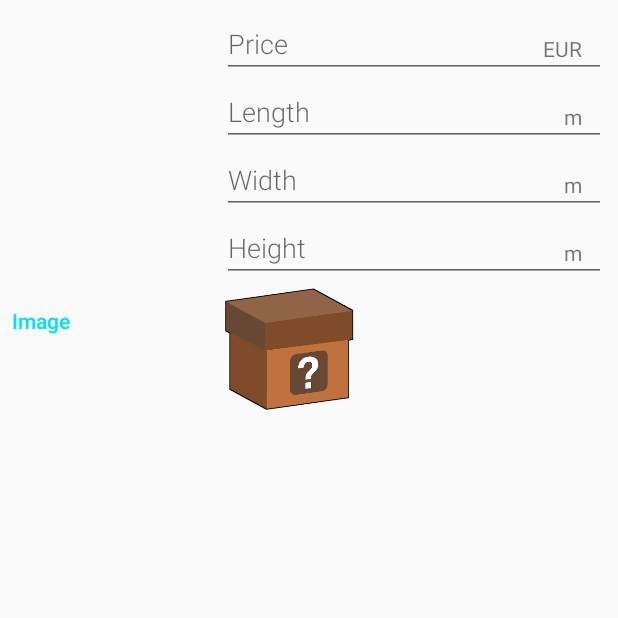
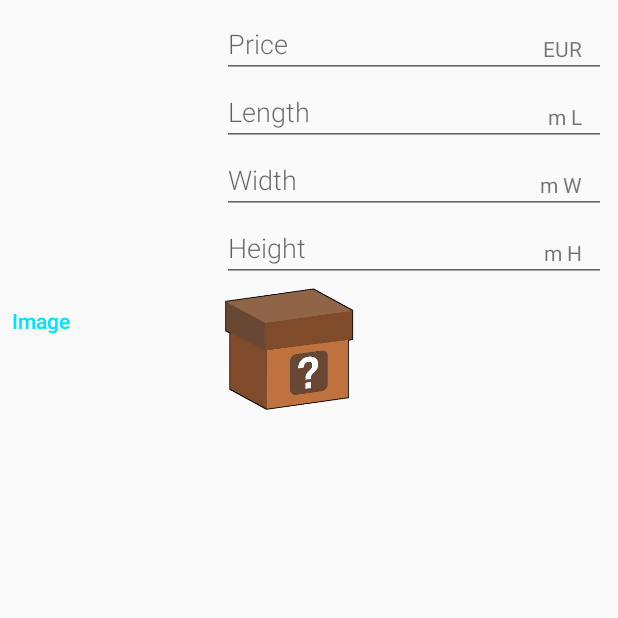
Before and after one commit to ottocruyt/Pernumerator, an Android app: the EditorActivity screen opened directly, with no data from a screen before it, on a phone screen of 412 x 824 dp, the part 362-980 px from its top. Run offline under Robolectric (Android 15) with nearby library versions, the light colour scheme and no system bars; libraries missing offline, so code that uses them is left out: pl.aprilapps.easyphotopicker.

Commit message:
added LWH to units to avoid confusin

```diff
--- a/Pernumerator/app/src/main/java/be/android/pernumerator/CatalogActivity.java
+++ b/Pernumerator/app/src/main/java/be/android/pernumerator/CatalogActivity.java
@@ -43,10 +43,9 @@ import be.android.pernumerator.data.ItemImageHandler;
 //TODO add type spinner with possibility of adding a new one
 //TODO add barcode field
 //TODO database update handler
-//TODO remove toast "item updated" if nothing was updated (but also not new item)
 //TODO add header for item fields in editor (not clear which is what)
 //TODO check if this is the correct place for the image handler to be used
-//TODO delete image after being added.
+//TODO add possibility to delete image after being added.
 
 /**
  * Displays list of items that were entered and stored in the app.
--- a/Pernumerator/app/src/main/res/layout/activity_editor.xml
+++ b/Pernumerator/app/src/main/res/layout/activity_editor.xml
@@ -161,7 +161,7 @@
                 <TextView
                     android:id="@+id/label_dim_units_l"
                     style="@style/EditorUnitsStyle"
-                    android:text="@string/unit_item_dim" />
+                    android:text="@string/unit_item_dim_L" />
             </RelativeLayout>
             <!-- Input fields Width -->
             <RelativeLayout
@@ -181,7 +181,7 @@
                 <TextView
                     android:id="@+id/label_dim_units_w"
                     style="@style/EditorUnitsStyle"
-                    android:text="@string/unit_item_dim" />
+                    android:text="@string/unit_item_dim_W" />
             </RelativeLayout>
             <!-- Input fields Height -->
             <RelativeLayout
@@ -201,7 +201,7 @@
                 <TextView
                     android:id="@+id/label_dim_units_h"
                     style="@style/EditorUnitsStyle"
-                    android:text="@string/unit_item_dim" />
+                    android:text="@string/unit_item_dim_H" />
             </RelativeLayout>
         </LinearLayout>
     </LinearLayout>
--- a/Pernumerator/app/src/main/res/values/strings.xml
+++ b/Pernumerator/app/src/main/res/values/strings.xml
@@ -131,7 +131,13 @@
     <string name="hint_item_height">Height</string>
 
     <!-- Units for dim of the item (m) [CHAR LIMIT=5] -->
-    <string name="unit_item_dim">m</string>
+    <string name="unit_item_dim_L">m L</string>
+
+    <!-- Units for dim of the item (m) [CHAR LIMIT=5] -->
+    <string name="unit_item_dim_W">m W</string>
+
+    <!-- Units for dim of the item (m) [CHAR LIMIT=5] -->
+    <string name="unit_item_dim_H">m H</string>
 
 
     <!-- Label for dropdown menu option if the Item's owner is Other [CHAR LIMIT=20] -->
```
Also changed, not shown: Pernumerator/app/src/main/java/be/android/pernumerator/EditorActivity.java (+8 -7 lines).
